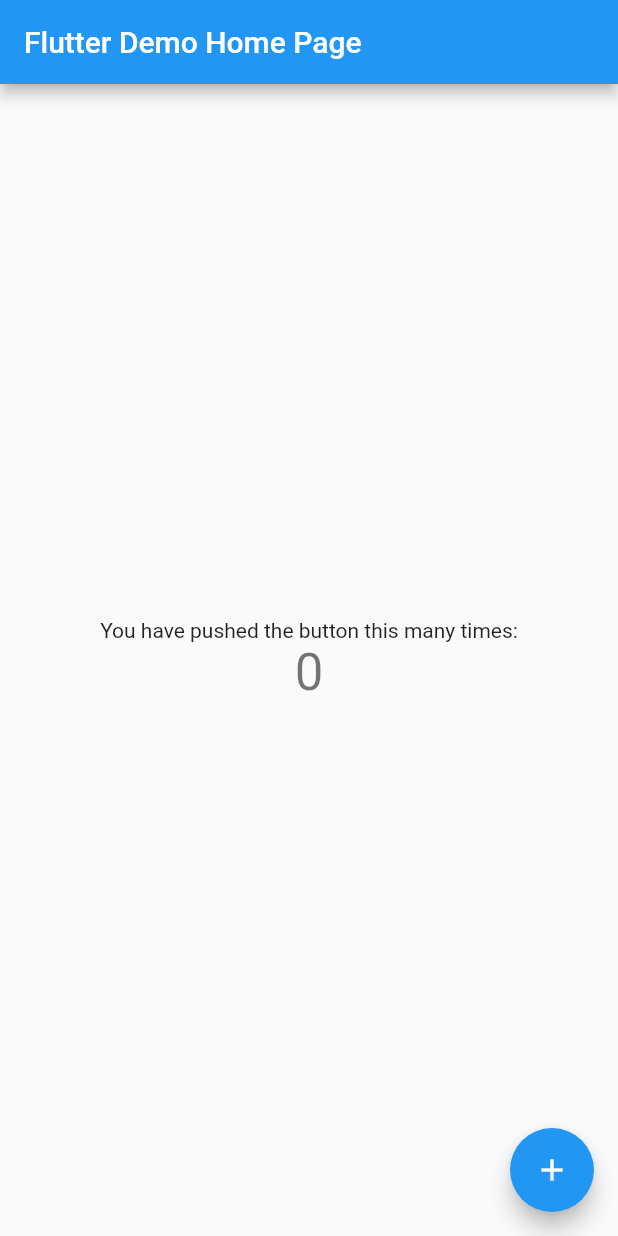
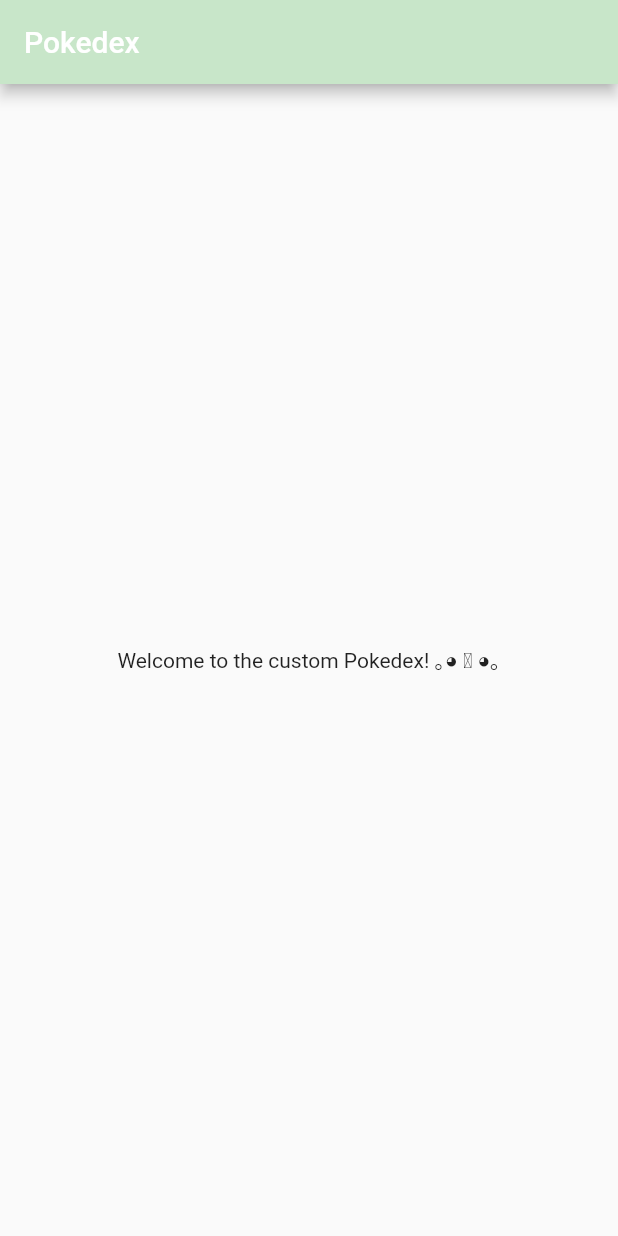
Before and after one commit to soezel/Pokedex, a Flutter app: the screen it shows after launch, on a phone screen of 412 x 824 dp. Run offline on Flutter 3.47's test engine with Material 2 defaults, Android fonts, the phone set to English and light mode, and no system bars.

Commit message:
Now really starting on custom Pokedex

```diff
--- a/lib/main.dart
+++ b/lib/main.dart
@@ -1,115 +1,19 @@
 import 'package:flutter/material.dart';
 
-void main() {
-  runApp(const MyApp());
-}
+void main() => runApp(const MaterialApp(
+    title: 'PokeDex', home: HomePage(), debugShowCheckedModeBanner: false));
 
-class MyApp extends StatelessWidget {
-  const MyApp({Key? key}) : super(key: key);
+class HomePage extends StatelessWidget {
+  const HomePage({Key? key}) : super(key: key);
 
-  // This widget is the root of your application.
   @override
   Widget build(BuildContext context) {
-    return MaterialApp(
-      title: 'Flutter Demo',
-      theme: ThemeData(
-        // This is the theme of your application.
-        //
-        // Try running your application with "flutter run". You'll see the
-        // application has a blue toolbar. Then, without quitting the app, try
-        // changing the primarySwatch below to Colors.green and then invoke
-        // "hot reload" (press "r" in the console where you ran "flutter run",
-        // or simply save your changes to "hot reload" in a Flutter IDE).
-        // Notice that the counter didn't reset back to zero; the application
-        // is not restarted.
-        primarySwatch: Colors.blue,
+    return Scaffold(
+      appBar: AppBar(
+        title: const Text('Pokedex'),
+        backgroundColor: Colors.green[100],
       ),
-      home: const MyHomePage(title: 'Flutter Demo Home Page'),
+      body: const Center(child: Text('Welcome to the custom Pokedex! ｡◕ ‿ ◕｡')),
     );
   }
 }
-
-class MyHomePage extends StatefulWidget {
-  const MyHomePage({Key? key, required this.title}) : super(key: key);
-
-  // This widget is the home page of your application. It is stateful, meaning
-  // that it has a State object (defined below) that contains fields that affect
-  // how it looks.
-
-  // This class is the configuration for the state. It holds the values (in this
-  // case the title) provided by the parent (in this case the App widget) and
-  // used by the build method of the State. Fields in a Widget subclass are
-  // always marked "final".
-
-  final String title;
-
-  @override
-  State<MyHomePage> createState() => _MyHomePageState();
-}
-
-class _MyHomePageState extends State<MyHomePage> {
-  int _counter = 0;
-
-  void _incrementCounter() {
-    setState(() {
-      // This call to setState tells the Flutter framework that something has
-      // changed in this State, which causes it to rerun the build method below
-      // so that the display can reflect the updated values. If we changed
-      // _counter without calling setState(), then the build method would not be
-      // called again, and so nothing would appear to happen.
-      _counter++;
-    });
-  }
-
-  @override
-  Widget build(BuildContext context) {
-    // This method is rerun every time setState is called, for instance as done
-    // by the _incrementCounter method above.
-    //
-    // The Flutter framework has been optimized to make rerunning build methods
-    // fast, so that you can just rebuild anything that needs updating rather
-    // than having to individually change instances of widgets.
-    return Scaffold(
-      appBar: AppBar(
-        // Here we take the value from the MyHomePage object that was created by
-        // the App.build method, and use it to set our appbar title.
-        title: Text(widget.title),
-      ),
-      body: Center(
-        // Center is a layout widget. It takes a single child and positions it
-        // in the middle of the parent.
-        child: Column(
-          // Column is also a layout widget. It takes a list of children and
-          // arranges them vertically. By default, it sizes itself to fit its
-          // children horizontally, and tries to be as tall as its parent.
-          //
-          // Invoke "debug painting" (press "p" in the console, choose the
-          // "Toggle Debug Paint" action from the Flutter Inspector in Android
-          // Studio, or the "Toggle Debug Paint" command in Visual Studio Code)
-          // to see the wireframe for each widget.
-          //
-          // Column has various properties to control how it sizes itself and
-          // how it positions its children. Here we use mainAxisAlignment to
-          // center the children vertically; the main axis here is the vertical
-          // axis because Columns are vertical (the cross axis would be
-          // horizontal).
-          mainAxisAlignment: MainAxisAlignment.center,
-          children: <Widget>[
-            const Text(
-              'You have pushed the button this many times:',
-            ),
-            Text(
-              '$_counter',
-              style: Theme.of(context).textTheme.headline4,
-            ),
-          ],
-        ),
-      ),
-      floatingActionButton: FloatingActionButton(
-        onPressed: _incrementCounter,
-        tooltip: 'Increment',
-        child: const Icon(Icons.add),
-      ), // This trailing comma makes auto-formatting nicer for build methods.
-    );
-  }
-}
```
